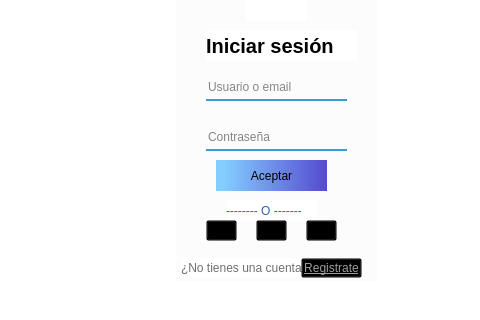
First picture: the form in src/ui/login.ui, repository XMoraP/uniconnect, before the edit; both pictures show x 224 to 704 and y 180 to 500 of the 704 by 500 pixel window.
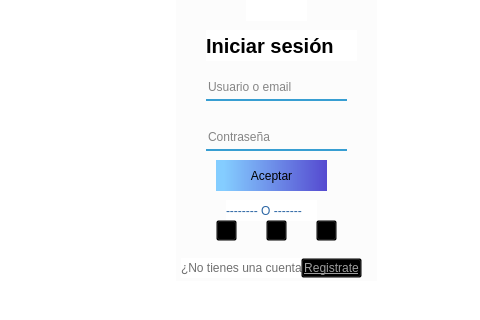
Second picture: the form after the edit. Icons and pictures are not drawn.

Commit message: Ventana de inicio y arreglos en Ventana Login y Register (imagenes)

```diff
--- a/src/ui/login.ui
+++ b/src/ui/login.ui
@@ -276,9 +276,9 @@
    <widget class="QPushButton" name="iconoFBLogin">
     <property name="geometry">
      <rect>
-      <x>430</x>
+      <x>440</x>
       <y>400</y>
-      <width>31</width>
+      <width>21</width>
       <height>21</height>
      </rect>
     </property>
@@ -293,9 +293,9 @@
    <widget class="QPushButton" name="iconoGoogleLogin">
     <property name="geometry">
      <rect>
-      <x>480</x>
+      <x>490</x>
       <y>400</y>
-      <width>31</width>
+      <width>21</width>
       <height>21</height>
      </rect>
     </property>
@@ -310,9 +310,9 @@
    <widget class="QPushButton" name="iconoTwitterLogin">
     <property name="geometry">
      <rect>
-      <x>530</x>
+      <x>540</x>
       <y>400</y>
-      <width>31</width>
+      <width>21</width>
       <height>21</height>
      </rect>
     </property>
```
Left out of the diff: 8 changed lines with no effect on the pictures. The commit also changes 7 other files.
